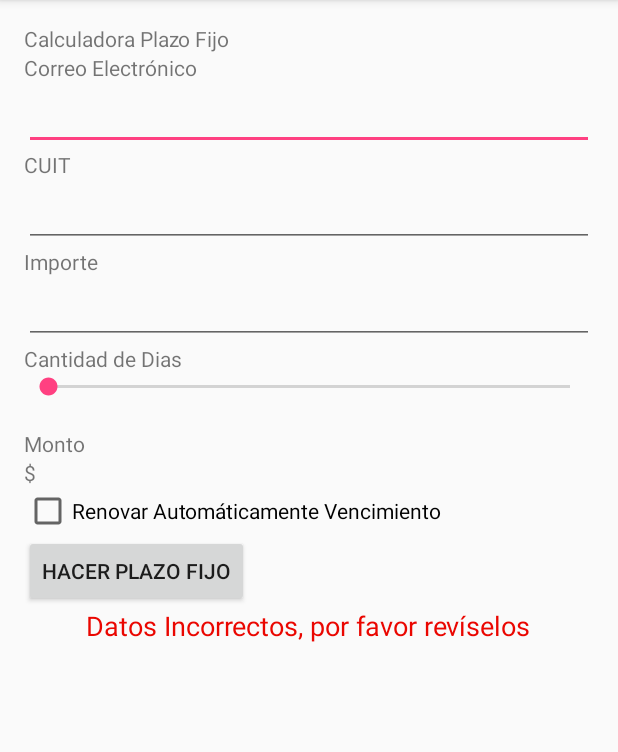
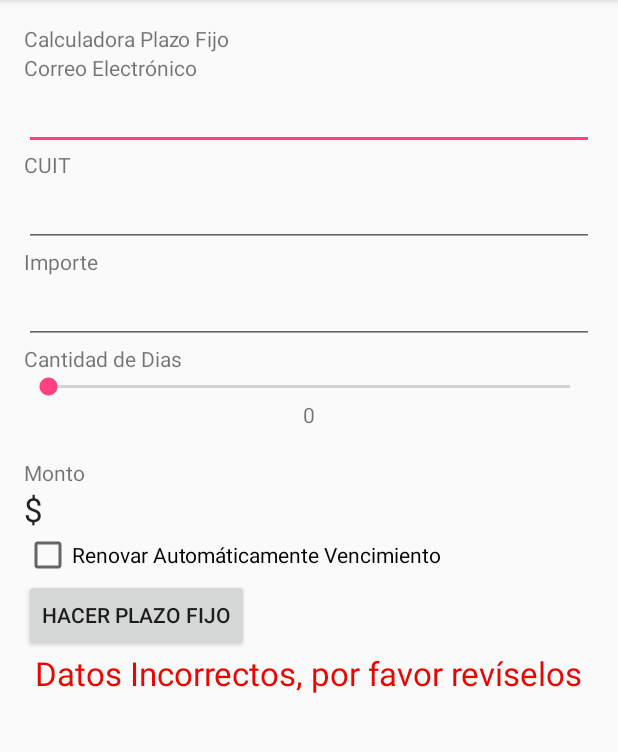
Before and after one commit to libattistella/Lab01c2016-1, an Android app: the screen it shows after launch (MainActivity), after a tap on "HACER PLAZO FIJO", on a phone screen of 412 x 824 dp, the part 84-836 px from its top. Run offline under Robolectric (Android 15) with nearby library versions, the phone set to English and light mode, and no system bars.

Commit message:
*Cambiados los valores de tasas.xml por strings *Los strings harcodeados que quedaban se cambiaron por referencias a strings.xml *implementados los listeners del boton y del SeekBar

```diff
--- a/app/src/main/java/dam/isi/frsf/utn/edu/ar/lab01c2016/MainActivity.java
+++ b/app/src/main/java/dam/isi/frsf/utn/edu/ar/lab01c2016/MainActivity.java
@@ -6,6 +6,7 @@ import android.support.v7.app.AppCompatActivity;
 import android.os.Bundle;
 import android.telephony.PhoneNumberUtils;
 import android.text.method.NumberKeyListener;
+import android.util.Log;
 import android.util.Patterns;
 import android.view.View;
 import android.widget.AutoCompleteTextView;
@@ -14,6 +15,8 @@ import android.widget.CheckBox;
 import android.widget.EditText;
 import android.widget.SeekBar;
 import android.widget.TextView;
+
+import java.util.Objects;
 
 public class MainActivity extends AppCompatActivity {
 
@@ -25,45 +28,82 @@ public class MainActivity extends AppCompatActivity {
         button.setOnClickListener( new View.OnClickListener(){
             @Override
             public void onClick(View v){
-                EditText email = (EditText) findViewById(R.id.editTextEmail);
-                EditText cuit = (EditText) findViewById(R.id.editTextCuit);
-                EditText importe = (EditText) findViewById(R.id.editTextImporte);
+                EditText etEmail = (EditText) findViewById(R.id.editTextEmail);
+                EditText etCuit = (EditText) findViewById(R.id.editTextCuit);
+                EditText etImporte = (EditText) findViewById(R.id.editTextImporte);
                 SeekBar dias = (SeekBar) findViewById(R.id.seekBar);
-                CheckBox checkRenovarVencimiento = (CheckBox)
-                        findViewById(R.id.checkBoxRenovarVencimiento);
+                TextView tvMonto = (TextView) findViewById(R.id.textViewMontoNum);
+                TextView resultado = (TextView) findViewById(R.id.textViewResultado);
                 Boolean valid = true;
-                if (!Patterns.EMAIL_ADDRESS.matcher(email.getText()).matches()){
+
+                if (!Patterns.EMAIL_ADDRESS.matcher(etEmail.getText()).matches()){
                     valid = false;
                 }
-                //TODO: checkear
 
-                if( cuit.getText().toString().matches("[0-9]{11}")){
+                if( !etCuit.getText().toString().matches("[0-9]{11}")){
                     valid = false;
                 }
-                // TODO checkear
-                if(importe.getText().toString().matches("[-]?[0-9]*\\.?[0-9]*")){
+
+                String strImporte = etImporte.getText().toString();
+                if(!strImporte.matches("[-]?[0-9]*\\.?[0-9]*")
+                        || Objects.equals(strImporte, "") || Objects.equals(strImporte, ".")){
                     valid = false;
                 }
-                double tasa = 0.0;
-                double numDias = 0.0;
-                double interes = 0.0;
-                if(!importe.getText().toString().isEmpty()){
-                    interes = Double.parseDouble(importe.getText().toString()) *
-                            (Math.pow(1+(tasa/100),(numDias/360))-1);
-                }
-                TextView resultado = (TextView) findViewById(R.id.textViewResultado);
 
-                if (valid){
-                    String strAux = "Plazo fijo realizado. Recibirá " + interes + " al vencimiento!";
-                    resultado.setTextColor(getResources().getColor(R.color.VERDE));
-                    resultado.setText(strAux);
-                }
-                else {
+                if (!valid){
                     resultado.setText(R.string.mensajeResultadoError);
                     resultado.setTextColor(getResources().getColor(R.color.ROJO));
+                    return;
                 }
+
+                double dImporte = Double.parseDouble(strImporte);
+                double numDias = dias.getProgress();
+                double tasa;
+                if(dImporte <= 5000){
+                    if(numDias < 30) {
+                        tasa = Double.parseDouble(getResources().getString(R.string.tasa0_5000_menos30));
+                    } else {
+                        tasa = Double.parseDouble(getResources().getString(R.string.tasa0_5000_30oMas));
+                    }
+                } else if(dImporte <= 99999) {
+                    if(numDias < 30) {
+                        tasa = Double.parseDouble(getResources().getString(R.string.tasa5000_99999_menos30));
+                    } else {
+                        tasa = Double.parseDouble(getResources().getString(R.string.tasa5000_99999_30oMas));
+                    }
+                } else {
+                    if(numDias < 30) {
+                        tasa = Double.parseDouble(getResources().getString(R.string.tasaMas99999_menos30));
+                    } else {
+                        tasa = Double.parseDouble(getResources().getString(R.string.tasaMas99999_30oMas));
+                    }
+                }
+
+
+                double dInteres = dImporte * (Math.pow(1 + (tasa / 100), (numDias / 360)) - 1);
+
+                String strAux = String.format("$%.1f",dInteres);
+                tvMonto.setText(strAux);
+                strAux = String.format("Plazo fijo realizado. Recibirá %.1f al vencimiento!",dInteres);
+                resultado.setTextColor(getResources().getColor(R.color.VERDE));
+                resultado.setText(strAux);
 
             }
         });
+
+        SeekBar seekBar = (SeekBar) findViewById(R.id.seekBar);
+        seekBar.setOnSeekBarChangeListener(new SeekBar.OnSeekBarChangeListener() {
+            @Override
+            public void onProgressChanged(SeekBar seekBar, int progress, boolean fromUser) {
+                TextView tvCantidadDias = (TextView) findViewById(R.id.textViewCantidadDiasNum);
+                tvCantidadDias.setText(String.format("..%d", progress));
+            }
+
+            @Override
+            public void onStartTrackingTouch(SeekBar seekBar) {}
+
+            @Override
+            public void onStopTrackingTouch(SeekBar seekBar) {}
+        });
     }
 }
--- a/app/src/main/res/layout/activity_main.xml
+++ b/app/src/main/res/layout/activity_main.xml
@@ -19,13 +19,13 @@
         <TextView
             android:layout_width="wrap_content"
             android:layout_height="wrap_content"
-            android:text="Calculadora Plazo Fijo"
+            android:text="@string/titulo"
             android:id="@+id/textViewSubtitulo" />
 
         <TextView
             android:layout_width="wrap_content"
             android:layout_height="wrap_content"
-            android:text="Correo Electrónico"
+            android:text="@string/email"
             android:id="@+id/textViewEmail" />
 
         <EditText
@@ -38,7 +38,7 @@
         <TextView
             android:layout_width="wrap_content"
             android:layout_height="wrap_content"
-            android:text="CUIT"
+            android:text="@string/cuit"
             android:id="@+id/textViewCuit" />
 
         <EditText
@@ -51,26 +51,33 @@
         <TextView
             android:layout_width="wrap_content"
             android:layout_height="wrap_content"
-            android:text="Importe"
+            android:text="@string/inversion"
             android:id="@+id/textViewImporte" />
 
         <EditText
             android:layout_width="match_parent"
             android:layout_height="wrap_content"
-            android:inputType="numberDecimal"
             android:ems="10"
-            android:id="@+id/editTextImporte" />
+            android:id="@+id/editTextImporte"
+            android:inputType="numberDecimal" />
 
         <TextView
             android:layout_width="wrap_content"
             android:layout_height="wrap_content"
-            android:text="Cantidad de Dias"
-            android:id="@+id/textViewCantidadDias" />
+            android:text="@string/diasSeleccionados"
+            android:id="@+id/textViewCantidadDiasStr" />
 
         <SeekBar
             android:layout_width="match_parent"
             android:layout_height="wrap_content"
             android:id="@+id/seekBar" />
+
+        <TextView
+            android:layout_width="wrap_content"
+            android:layout_height="wrap_content"
+            android:text="@string/diasInversion"
+            android:id="@+id/textViewCantidadDiasNum"
+            android:layout_gravity="center_horizontal" />
 
         <TextView
             android:layout_width="wrap_content"
@@ -83,12 +90,13 @@
             android:layout_width="wrap_content"
             android:layout_height="wrap_content"
             android:textAppearance="?android:attr/textAppearanceSmall"
-            android:text="Monto"
+            android:text="@string/rendimiento"
             android:id="@+id/textViewMontoStr" />
 
         <TextView
             android:layout_width="wrap_content"
             android:layout_height="wrap_content"
+            android:textAppearance="?android:attr/textAppearanceLarge"
             android:text="$"
             android:id="@+id/textViewMontoNum" />
 
@@ -107,7 +115,7 @@
         <TextView
             android:layout_width="wrap_content"
             android:layout_height="wrap_content"
-            android:textAppearance="?android:attr/textAppearanceMedium"
+            android:textAppearance="?android:attr/textAppearanceLarge"
             android:text=""
             android:id="@+id/textViewResultado"
             android:layout_gravity="center_horizontal" />
--- a/app/src/main/res/values/strings.xml
+++ b/app/src/main/res/values/strings.xml
@@ -1,11 +1,12 @@
 <resources>
     <string name="app_name">Lab01c2016</string>
-    <string name="email"></string>
-    <string name="cuit"></string>
-    <string name="inversion"></string>
-    <string name="diasSeleccionados"></string>
-    <string name="diasInversion"></string>
-    <string name="rendimiento"></string>
+    <string name="titulo">Calculadora Plazo Fijo</string>
+    <string name="email">Correo Electrónico</string>
+    <string name="cuit">CUIT</string>
+    <string name="inversion">Importe</string>
+    <string name="diasSeleccionados">Cantidad de Dias</string>
+    <string name="diasInversion">0</string>
+    <string name="rendimiento">Monto</string>
     <string name="btnPlazo">HACER PLAZO FIJO</string>
     <string name="checkboxVencimiento">Renovar Automáticamente Vencimiento</string>
     <string name="mensajeResultadoError">Datos Incorrectos, por favor revíselos</string>
--- a/app/src/main/res/values/tasas.xml
+++ b/app/src/main/res/values/tasas.xml
@@ -1,9 +1,9 @@
 <?xml version="1.0" encoding="utf-8"?>
 <resources>
-    <item name="tasa0_5000_menos30" format="float" type="dimen">25.0</item>
-    <item name="tasa0_5000_30oMas" format="float" type="dimen">27.5</item>
-    <item name="tasa5000_9000_menos30" format="float" type="dimen">30.0</item>
-    <item name="tasa5000_9000_30oMas" format="float" type="dimen">32.3</item>
-    <item name="tasaMas9000_menos30" format="float" type="dimen">35</item>
-    <item name="tasaMas9000_30oMas" format="float" type="dimen">38.5</item>
+    <string name="tasa0_5000_menos30">25.0</string>
+    <string name="tasa0_5000_30oMas">27.5</string>
+    <string name="tasa5000_99999_menos30">30.0</string>
+    <string name="tasa5000_99999_30oMas">32.3</string>
+    <string name="tasaMas99999_menos30">35</string>
+    <string name="tasaMas99999_30oMas">38.5</string>
 </resources>
```
